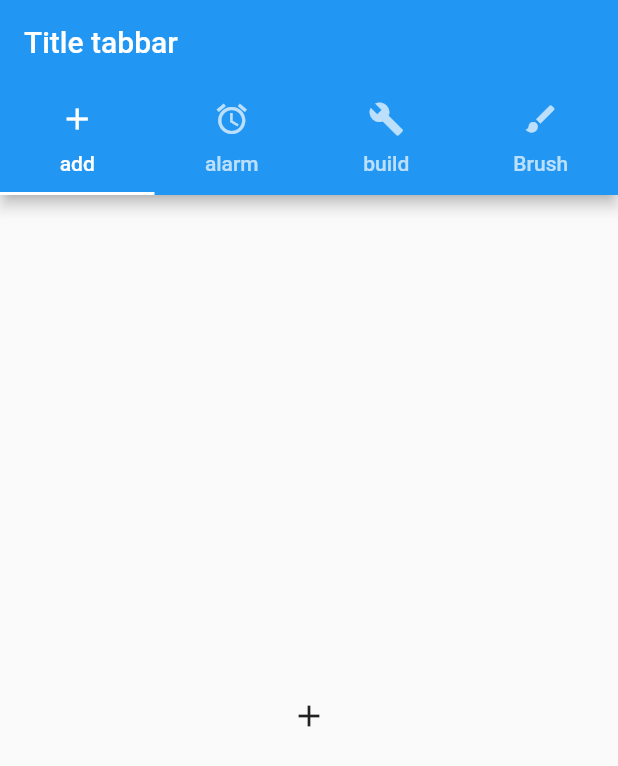
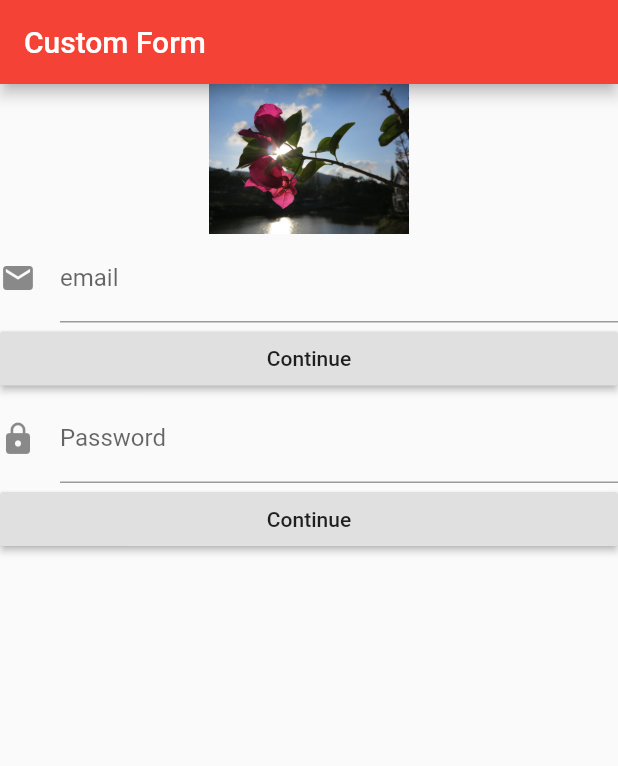
Before and after one commit to momoNiti/lab01, a Flutter app: the screen it shows after launch, on a phone screen of 412 x 824 dp. Shown: the top 766 px of the screen. Run offline on Flutter 3.47's test engine with Material 2 defaults, Android fonts, the phone set to English and light mode, and no system bars.

Commit message:
form and page and photo

```diff
--- a/lib/main.dart
+++ b/lib/main.dart
@@ -1,4 +1,7 @@
 import 'package:flutter/material.dart';
+import 'package:lab01/ui/first_screen.dart';
+import 'package:lab01/ui/second_screen.dart';
+import 'package:lab01/ui/my_custom_form.dart';
 
 void main() => runApp(MyApp());
 
@@ -8,10 +11,16 @@ class MyApp extends StatelessWidget {
   Widget build(BuildContext context) {
     return MaterialApp(
       title: 'Flutter Demo',
+      // debugShowCheckedModeBanner: false, //show bar debug
       theme: ThemeData(
-        primarySwatch: Colors.blue,
+        primarySwatch: Colors.red,
       ),
-      home: MyHomePage(), //home คือตัว class แรกที่เอามาแสดงผล
+      // home: MyHomePage(),
+      initialRoute: "/",
+      routes:{
+        "/" :(context) => MyCustomForm(),
+        "/second":(context) => SecondScreen(),
+        },
     );
   }
 }
--- /dev/null
+++ b/lib/ui/my_custom_form.dart
@@ -0,0 +1,81 @@
+import 'package:flutter/material.dart';
+
+class MyCustomForm extends StatefulWidget{
+  @override
+  State<StatefulWidget> createState() {
+    // TODO: implement createState
+    return MyCustomFormState();
+  }
+
+}
+
+class MyCustomFormState extends State<MyCustomForm> {
+  final _formKey = GlobalKey<FormState>();
+  @override
+  Widget build(BuildContext context) {
+    return Scaffold(
+      appBar: AppBar(
+        title: Text("Custom Form")
+      ),
+
+      body: Form(
+        key: _formKey,
+        child: ListView(
+          children: <Widget>[
+            Image.asset(
+              "resources/img.JPG",
+              height: 100,
+              ),
+            TextFormField(
+              decoration: InputDecoration(
+                labelText: "email",
+                hintText: "Please input your email",
+                icon: Icon(Icons.email),
+              ),
+              keyboardType: TextInputType.text,
+              onSaved: (value) => print(value),
+              validator: (value){
+                if(value.isEmpty){
+                  return "Please input value";
+                }
+              },
+            ),
+            RaisedButton(
+              child: Text("Continue"),
+              onPressed: (){
+                _formKey.currentState.validate();
+              },
+            ),
+
+
+            //Next form
+
+            TextFormField(
+              decoration: InputDecoration(
+                labelText: "Password",
+                hintText: "Please input your password",
+                icon: Icon(Icons.lock),
+              ),
+              keyboardType: TextInputType.text,
+              obscureText: true,
+              onSaved: (value) => print(value),
+              validator: (value){
+                if(value.isEmpty){
+                  return "Please input value";
+                }
+              },
+            ),
+            RaisedButton(
+              child: Text("Continue"),
+              onPressed: (){
+                _formKey.currentState.validate();
+              },
+            )
+          ],
+        ),
+      ),
+
+    );
+  }
+
+}
--- a/pubspec.yaml
+++ b/pubspec.yaml
@@ -37,7 +37,8 @@ flutter:
   uses-material-design: true
 
   # To add assets to your application, add an assets section, like this:
-  # assets:
+  assets:
+  - resources/
   #  - images/a_dot_burr.jpeg
   #  - images/a_dot_ham.jpeg
 
```
Also changed, not shown: lib/ui/detail_screen.dart (added, +23 -0 lines), lib/ui/first_screen.dart (added, +27 -0 lines), lib/ui/second_screen.dart (added, +22 -0 lines), resources/img.JPG (added).
